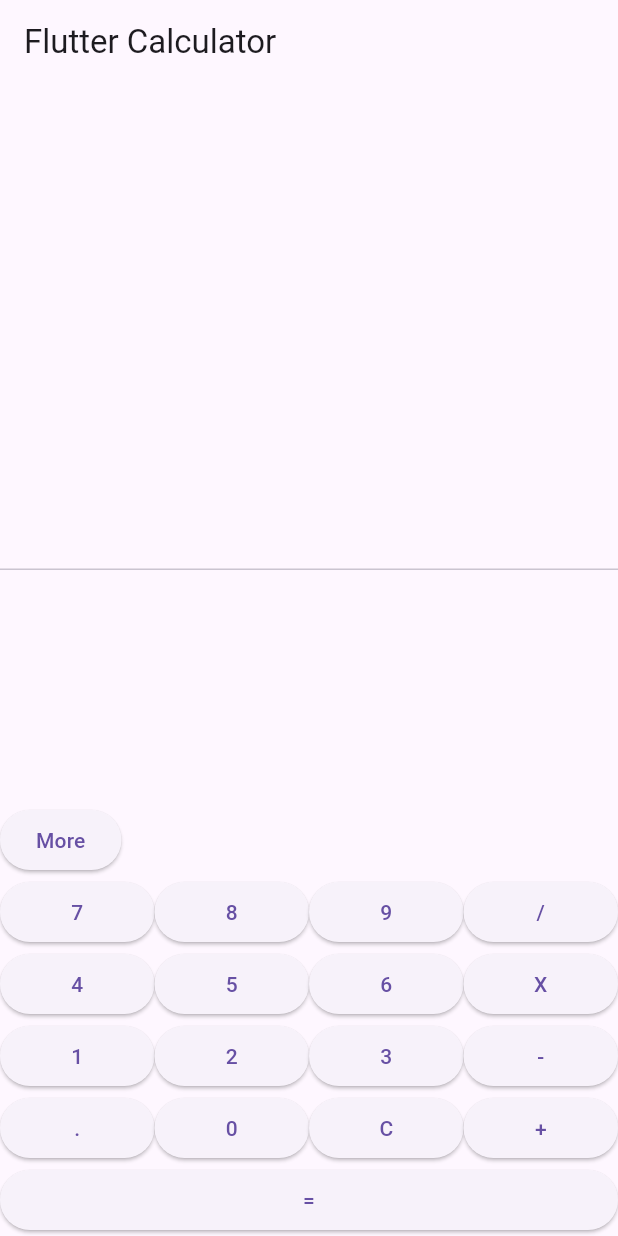
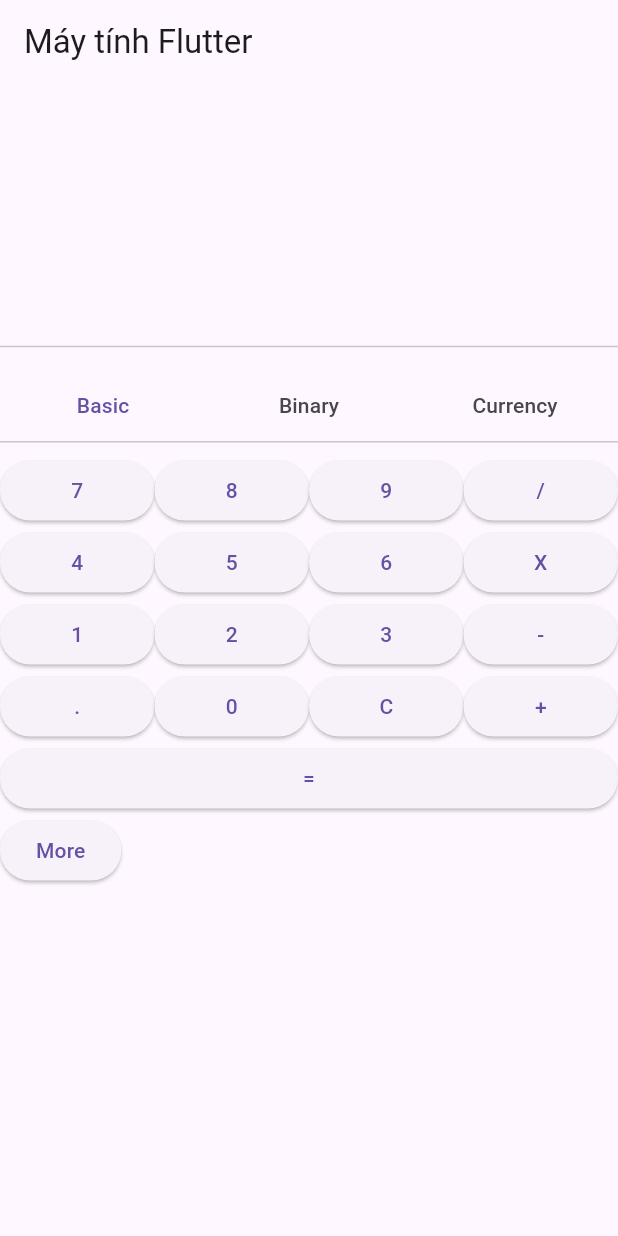
Before and after one commit to PTD-269/android-calculator, a Flutter app: the screen it shows after launch, on a phone screen of 412 x 824 dp. Run offline on Flutter 3.47's test engine with Material 3 defaults, Android fonts, the phone set to English and light mode, and no system bars.

Commit message:
render binary cal

```diff
--- a/lib/main.dart
+++ b/lib/main.dart
@@ -3,29 +3,43 @@ import 'dart:convert';
 import 'calculator_logic.dart';
 
 void main() {
-  runApp(CalculatorApp());
+  runApp(const CalculatorApp());
 }
 
 class CalculatorApp extends StatelessWidget {
+  const CalculatorApp({Key? key}) : super(key: key);
+
   @override
   Widget build(BuildContext context) {
     return MaterialApp(
-      title: 'Flutter Calculator',
+      title: 'Demo Flutter Calculator',
       theme: ThemeData(primarySwatch: Colors.blue),
-      home: CalculatorScreen(),
+      home: const CalculatorScreen(),
     );
   }
 }
 
 class CalculatorScreen extends StatefulWidget {
+  const CalculatorScreen({Key? key}) : super(key: key);
+
   @override
   _CalculatorScreenState createState() => _CalculatorScreenState();
 }
 
-class _CalculatorScreenState extends State<CalculatorScreen> {
+class _CalculatorScreenState extends State<CalculatorScreen>
+    with SingleTickerProviderStateMixin {
   String _expression = '';
   String _result = '';
-  bool _showMoreButtons = false; // State variable for More button
+  bool _showMoreButtons = false; //
+
+  late TabController _tabController;
+
+  @override
+  void initState() {
+    super.initState();
+    _tabController = TabController(
+        length: 3, vsync: this); // size of tab bar
+  }
 
   void _onButtonPressed(String buttonText) {
     setState(() {
@@ -54,12 +68,6 @@ class _CalculatorScreenState extends State<CalculatorScreen> {
     });
   }
 
-  void _toggleMoreButtons() {
-    setState(() {
-      _showMoreButtons = !_showMoreButtons;
-    });
-  }
-
   Widget _buildButton(String buttonText) {
     return Expanded(
       child: ElevatedButton(
@@ -69,87 +77,200 @@ class _CalculatorScreenState extends State<CalculatorScreen> {
     );
   }
 
-  @override
-  Widget build(BuildContext context) {
-    return Scaffold(
-      appBar: AppBar(title: Text('Flutter Calculator')),
-      body: Column(
-        children: <Widget>[
-          Container(
-            padding: EdgeInsets.all(16),
-            alignment: Alignment.centerRight,
-            child: Text(_expression, style: TextStyle(fontSize: 24)),
-          ),
-          Container(
-            padding: EdgeInsets.all(16),
-            alignment: Alignment.centerRight,
-            child: Text(_result,
-                style: TextStyle(fontSize: 48, fontWeight: FontWeight.bold)),
-          ),
-          Expanded(
-            child: Divider(),
-          ),
-          Column(
+  // basic cal
+  Widget _buildBasicCalculatorUI() {
+    return Column(
       children: [
-              if (_showMoreButtons)
-                Column(
-                  children: [
-                    Row(
-                      children: [
-                        _buildButton('Ans'),
-                        _buildButton('π'),
-                        _buildButton('x²'),
-                      ],
-                    ),
-                    Row(
-                      children: [
-                        _buildButton('%'),
-                        _buildButton('x!'),
-                        _buildButton('E'),
-                      ],
-                    ),
-                  ],
-                ),
-
-              // Row for the "More" button to align it to the left
-              Row(
-                children: [
-                  ElevatedButton(
-                    child: Text('More'),
-                    onPressed: _toggleMoreButtons,
-                  ),
-                ],
-              ),
-
-              // Calculator buttons
         Row(children: [
           _buildButton('7'),
           _buildButton('8'),
           _buildButton('9'),
-                _buildButton('/'),
+          _buildButton('/')
         ]),
         Row(children: [
           _buildButton('4'),
           _buildButton('5'),
           _buildButton('6'),
-                _buildButton('X'),
+          _buildButton('X')
         ]),
         Row(children: [
           _buildButton('1'),
           _buildButton('2'),
           _buildButton('3'),
-                _buildButton('-'),
+          _buildButton('-')
         ]),
         Row(children: [
           _buildButton('.'),
           _buildButton('0'),
           _buildButton('C'),
-                _buildButton('+'),
+          _buildButton('+')
         ]),
         Row(children: [_buildButton('=')]),
+        if (_showMoreButtons)
+          Column(
+            children: [
+              Row(children: [
+                _buildButton('Ans'),
+                _buildButton('π'),
+                _buildButton('x²')
+              ]),
+              Row(children: [
+                _buildButton('%'),
+                _buildButton('x!'),
+                _buildButton('E')
+              ]),
+            ],
+          ),
+        Row(
+          children: [
+            ElevatedButton(
+              child: Text(_showMoreButtons ? 'Less' : 'More'),
+              onPressed: () {
+                setState(() {
+                  _showMoreButtons = !_showMoreButtons;
+                });
+              },
+            ),
           ],
         ),
       ],
+    );
+  }
+
+  // Xây dựng giao diện máy tính nhị phân
+  Widget _buildBinaryCalculatorUI() {
+    return Column(
+      children: [
+        Row(children: [
+          _buildButton('0'),
+          _buildButton('1'),
+          _buildButton('C'),
+          _buildButton('=')
+        ]),
+        Row(children: [
+          _buildButton('+'),
+          _buildButton('-'),
+          _buildButton('*'),
+          _buildButton('/')
+        ]),
+        Row(children: [
+          _buildButton('AND'),
+          _buildButton('OR'),
+          _buildButton('XOR'),
+          _buildButton('NOT')
+        ]),
+      ],
+    );
+  }
+
+  Widget _buildCurrencyCalculatorUI() {
+    return Column(
+      children: [
+        TextField(
+          decoration: InputDecoration(labelText: 'Nhập số tiền'),
+          keyboardType: TextInputType.number,
+        ),
+        Row(
+          mainAxisAlignment: MainAxisAlignment.spaceEvenly,
+          children: [
+            DropdownButton<String>(
+              value: 'USD',
+              items: <String>['USD', 'EUR', 'JPY', 'VND'].map((String value) {
+                return DropdownMenuItem<String>(
+                  value: value,
+                  child: Text(value),
+                );
+              }).toList(),
+              onChanged: (String? newValue) {
+                // Xử lý sự kiện chọn đơn vị tiền
+              },
+            ),
+            const Text('→'),
+            DropdownButton<String>(
+              value: 'EUR',
+              items: <String>['USD', 'EUR', 'JPY', 'VND'].map((String value) {
+                return DropdownMenuItem<String>(
+                  value: value,
+                  child: Text(value),
+                );
+              }).toList(),
+              onChanged: (String? newValue) {
+                // Xử lý sự kiện chọn đơn vị tiền
+              },
+            ),
+          ],
+        ),
+        ElevatedButton(
+          onPressed: () {
+            // Chuyển đổi tiền tệ (chưa có logic)
+          },
+          child: const Text('Chuyển đổi'),
+        ),
+        Padding(
+          padding: const EdgeInsets.all(8.0),
+          child: Text(
+            'Kết quả: ',
+            style: const TextStyle(fontSize: 24),
+          ),
+        ),
+      ],
+    );
+  }
+
+  @override
+  Widget build(BuildContext context) {
+    return Scaffold(
+      appBar: AppBar(title: const Text('Máy tính Flutter')),
+      body: SingleChildScrollView(
+        // Sử dụng SingleChildScrollView để cuộn nội dung nếu cần
+        child: Column(
+          children: [
+            Container(
+              padding: const EdgeInsets.all(16),
+              alignment: Alignment.centerRight,
+              child: Text(_expression, style: const TextStyle(fontSize: 24)),
+            ),
+            Container(
+              padding: const EdgeInsets.all(16),
+              alignment: Alignment.centerRight,
+              child: Text(_result,
+                  style: const TextStyle(
+                      fontSize: 48, fontWeight: FontWeight.bold)),
+            ),
+            const Divider(),
+
+            // Tab bar css
+            Padding(
+              padding: const EdgeInsets.symmetric(
+                  vertical:
+                  8.0),
+              child: TabBar(
+                controller: _tabController,
+                indicatorColor:
+                Colors.transparent,
+                tabs: const [
+                  Tab(text: 'Basic'),
+                  Tab(text: 'Binary'),
+                  Tab(text: 'Currency'),
+                ],
+              ),
+            ),
+
+            // Tab bar content
+            SizedBox(
+              height: MediaQuery.of(context).size.height *
+                  0.5, // (option: edit height)
+              child: TabBarView(
+                controller: _tabController,
+                children: [
+                  _buildBasicCalculatorUI(),
+                  _buildBinaryCalculatorUI(),
+                  _buildCurrencyCalculatorUI(),
+                ],
+              ),
+            ),
+          ],
+        ),
       ),
     );
   }
```
Lines whose indentation alone changed are shown as unchanged.
